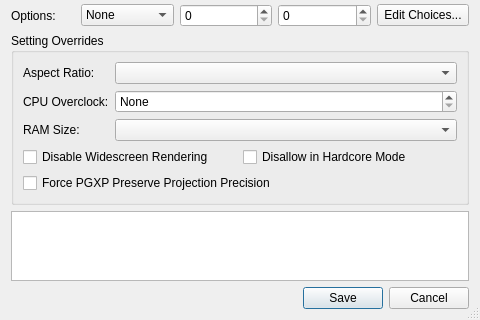
Above: src/duckstation-qt/gamecheatcodeeditordialog.ui from stenzek/duckstation before the change; both pictures show x 0 to 480 and y 173 to 493 of the 480 by 493 pixel window. Below: the same form after it.
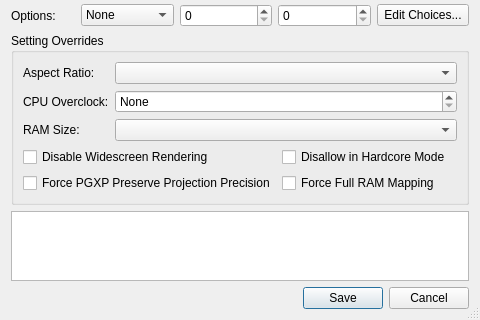
That is the form after the change.

Commit message:
Bus: Add option to force mapping of all installed RAM
Retail BIOSes only map 8MB, so 16MB was unusable without a patched BIOS.
Also available as a patch setting override.

Diff of the .ui file:
```diff
--- a/src/duckstation-qt/gamecheatcodeeditordialog.ui
+++ b/src/duckstation-qt/gamecheatcodeeditordialog.ui
@@ -178,29 +178,36 @@
        <widget class="QComboBox" name="overrideRAMSize"/>
       </item>
       <item row="3" column="0" colspan="2">
-       <layout class="QHBoxLayout" name="overrideFlagsLayout">
-        <item>
+       <layout class="QGridLayout" name="overrideFlagsLayout">
+        <item row="0" column="0">
          <widget class="QCheckBox" name="disableWidescreenRendering">
           <property name="text">
            <string>Disable Widescreen Rendering</string>
           </property>
          </widget>
         </item>
-        <item>
+        <item row="0" column="1">
          <widget class="QCheckBox" name="disallowForAchievements">
           <property name="text">
            <string>Disallow in Hardcore Mode</string>
           </property>
          </widget>
         </item>
-       </layout>
-      </item>
-      <item row="4" column="0" colspan="2">
+        <item row="1" column="0">
        <widget class="QCheckBox" name="forcePGXPPreserveProjectionPrecision">
         <property name="text">
          <string>Force PGXP Preserve Projection Precision</string>
         </property>
        </widget>
+        </item>
+        <item row="1" column="1">
+         <widget class="QCheckBox" name="forceFullRAMMapping">
+          <property name="text">
+           <string>Force Full RAM Mapping</string>
+          </property>
+         </widget>
+        </item>
+       </layout>
       </item>
      </layout>
     </widget>
```
Lines whose indentation alone changed are shown as unchanged. The commit also changes 15 other files.
